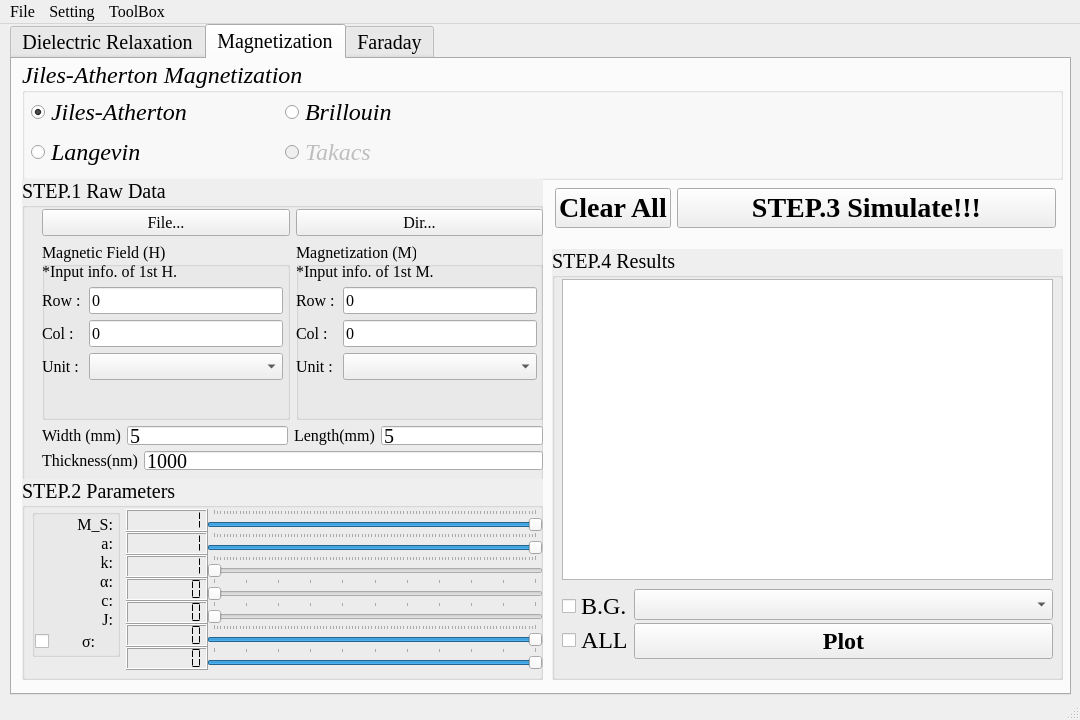
Old version of the form app/ui/simulator_ui.ui in the repository obliviousgarden/DataProcessingPlatform.
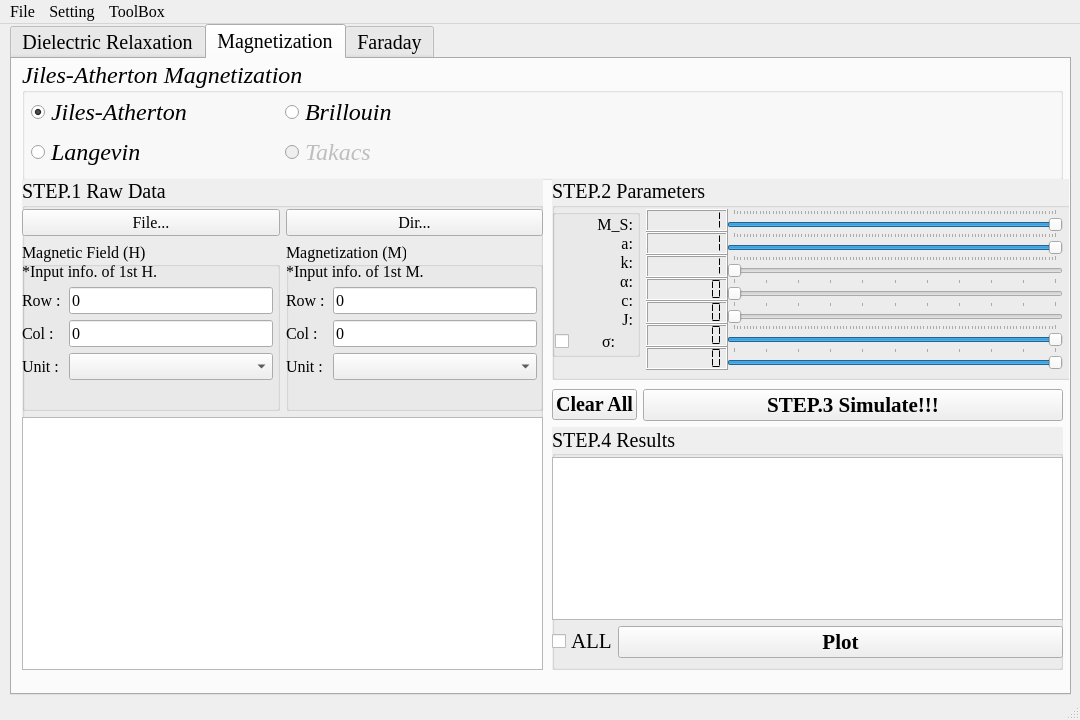
New version of the form. Icons and pictures are not drawn.

What changed in the file:
```diff
--- a/app/ui/simulator_ui.ui
+++ b/app/ui/simulator_ui.ui
@@ -1024,7 +1024,7 @@
         <x>10</x>
         <y>120</y>
         <width>521</width>
-        <height>311</height>
+        <height>491</height>
        </rect>
       </property>
       <property name="font">
@@ -1045,14 +1045,53 @@
       <widget class="QWidget" name="layoutWidget">
        <property name="geometry">
         <rect>
-         <x>20</x>
+         <x>0</x>
          <y>30</y>
-         <width>501</width>
-         <height>261</height>
+         <width>521</width>
+         <height>461</height>
         </rect>
        </property>
-       <layout class="QGridLayout" name="GridLayout_step1_M" rowstretch="0,1,0,0,0" rowminimumheight="0,0,0,0,0">
-        <item row="1" column="0">
+       <layout class="QVBoxLayout" name="verticalLayout_2" stretch="0,2,3">
+        <item>
+         <layout class="QHBoxLayout" name="Layout_step1_M_file">
+          <property name="sizeConstraint">
+           <enum>QLayout::SetDefaultConstraint</enum>
+          </property>
+          <item>
+           <widget class="QPushButton" name="PushButton_step1_M_file">
+            <property name="font">
+             <font>
+              <pointsize>12</pointsize>
+              <stylestrategy>PreferDefault</stylestrategy>
+             </font>
+            </property>
+            <property name="cursor">
+             <cursorShape>PointingHandCursor</cursorShape>
+            </property>
+            <property name="text">
+             <string>File...</string>
+            </property>
+           </widget>
+          </item>
+          <item>
+           <widget class="QPushButton" name="PushButton_step1_M_dir">
+            <property name="font">
+             <font>
+              <pointsize>12</pointsize>
+              <stylestrategy>PreferDefault</stylestrategy>
+             </font>
+            </property>
+            <property name="cursor">
+             <cursorShape>PointingHandCursor</cursorShape>
+            </property>
+            <property name="text">
+             <string>Dir...</string>
+            </property>
+           </widget>
+          </item>
+         </layout>
+        </item>
+        <item>
          <layout class="QHBoxLayout" name="Layout_step1_M_datapos">
           <item>
            <widget class="QGroupBox" name="GroupBox_step1_M_H">
@@ -1069,8 +1108,8 @@
               <rect>
                <x>0</x>
                <y>20</y>
-               <width>241</width>
-               <height>131</height>
+               <width>251</width>
+               <height>141</height>
               </rect>
              </property>
              <layout class="QVBoxLayout" name="VerticalLayout_step1_M_H" stretch="0,1">
@@ -1162,8 +1201,8 @@
               <rect>
                <x>0</x>
                <y>20</y>
-               <width>241</width>
-               <height>131</height>
+               <width>251</width>
+               <height>141</height>
               </rect>
              </property>
              <layout class="QVBoxLayout" name="VerticalLayout_step1_M_M" stretch="0,1">
@@ -1242,144 +1281,21 @@
           </item>
          </layout>
         </item>
-        <item row="0" column="0">
-         <layout class="QHBoxLayout" name="Layout_step1_M_file">
-          <property name="sizeConstraint">
-           <enum>QLayout::SetDefaultConstraint</enum>
+        <item>
+         <widget class="QTableView" name="TableView_file_M">
+          <property name="font">
+           <font>
+            <family>Times New Roman</family>
+            <pointsize>12</pointsize>
+           </font>
           </property>
-          <item>
-           <widget class="QPushButton" name="PushButton_step1_M_file">
-            <property name="font">
-             <font>
-              <pointsize>12</pointsize>
-              <stylestrategy>PreferDefault</stylestrategy>
-             </font>
-            </property>
-            <property name="cursor">
-             <cursorShape>PointingHandCursor</cursorShape>
-            </property>
-            <property name="text">
-             <string>File...</string>
-            </property>
-           </widget>
-          </item>
-          <item>
-           <widget class="QPushButton" name="PushButton_step1_M_dir">
-            <property name="font">
-             <font>
-              <pointsize>12</pointsize>
-              <stylestrategy>PreferDefault</stylestrategy>
-             </font>
-            </property>
-            <property name="cursor">
-             <cursorShape>PointingHandCursor</cursorShape>
-            </property>
-            <property name="text">
-             <string>Dir...</string>
-            </property>
-           </widget>
-          </item>
-         </layout>
-        </item>
-        <item row="3" column="0">
-         <layout class="QHBoxLayout" name="HorizontalLayout_step1_M_size">
-          <item>
-           <layout class="QFormLayout" name="FormLayout_step1_M_width">
-            <property name="rowWrapPolicy">
-             <enum>QFormLayout::DontWrapRows</enum>
-            </property>
-            <item row="0" column="0">
-             <widget class="QLabel" name="Label_step1_M_width">
-              <property name="sizePolicy">
-               <sizepolicy hsizetype="Preferred" vsizetype="Preferred">
-                <horstretch>0</horstretch>
-                <verstretch>0</verstretch>
-               </sizepolicy>
-              </property>
-              <property name="font">
-               <font>
-                <pointsize>12</pointsize>
-               </font>
-              </property>
-              <property name="text">
-               <string>Width (mm)</string>
-              </property>
-             </widget>
-            </item>
-            <item row="0" column="1">
-             <widget class="QLineEdit" name="LineEdit_step1_M_width">
-              <property name="sizePolicy">
-               <sizepolicy hsizetype="Expanding" vsizetype="Ignored">
-                <horstretch>0</horstretch>
-                <verstretch>0</verstretch>
-               </sizepolicy>
-              </property>
-              <property name="text">
-               <string>5</string>
-              </property>
-             </widget>
-            </item>
-           </layout>
-          </item>
-          <item>
-           <layout class="QFormLayout" name="FormLayout_step1_M_length">
-            <item row="0" column="0">
-             <widget class="QLabel" name="Label_step1_M_length">
-              <property name="font">
-               <font>
-                <pointsize>12</pointsize>
-               </font>
-              </property>
-              <property name="text">
-               <string>Length(mm)</string>
-              </property>
-             </widget>
-            </item>
-            <item row="0" column="1">
-             <widget class="QLineEdit" name="LineEdit_step1_M_length">
-              <property name="sizePolicy">
-               <sizepolicy hsizetype="Expanding" vsizetype="Ignored">
-                <horstretch>0</horstretch>
-                <verstretch>0</verstretch>
-               </sizepolicy>
-              </property>
-              <property name="text">
-               <string>5</string>
-              </property>
-             </widget>
-            </item>
-           </layout>
-          </item>
-         </layout>
-        </item>
-        <item row="4" column="0">
-         <layout class="QFormLayout" name="FormLayout_step1_M_thickness">
-          <item row="0" column="0">
-           <widget class="QLabel" name="Label_step1_M_thickness">
-            <property name="font">
-             <font>
-              <pointsize>12</pointsize>
-             </font>
-            </property>
-            <property name="text">
-             <string>Thickness(nm)</string>
-            </property>
-           </widget>
-          </item>
-          <item row="0" column="1">
-           <widget class="QLineEdit" name="LineEdit_step1_M_thickness">
-            <property name="sizePolicy">
-             <sizepolicy hsizetype="Expanding" vsizetype="Ignored">
-              <horstretch>0</horstretch>
-              <verstretch>0</verstretch>
-             </sizepolicy>
-            </property>
-            <property name="text">
-             <string>1000</string>
-            </property>
-           </widget>
-          </item>
-         </layout>
+          <attribute name="horizontalHeaderCascadingSectionResizes">
+           <bool>false</bool>
+          </attribute>
+          <attribute name="horizontalHeaderStretchLastSection">
+           <bool>true</bool>
+          </attribute>
+         </widget>
         </item>
        </layout>
       </widget>
@@ -1387,8 +1303,8 @@
      <widget class="QGroupBox" name="GroupBox_step2_M">
       <property name="geometry">
        <rect>
-        <x>10</x>
-        <y>420</y>
+        <x>540</x>
+        <y>120</y>
         <width>521</width>
         <height>201</height>
        </rect>
@@ -1408,7 +1324,7 @@
       <widget class="QWidget" name="formLayoutWidget_3">
        <property name="geometry">
         <rect>
-         <x>10</x>
+         <x>0</x>
          <y>30</y>
          <width>511</width>
          <height>165</height>
@@ -2009,166 +1925,155 @@
        </layout>
       </widget>
      </widget>
-     <widget class="QGroupBox" name="GroupBox_step4_M">
+     <widget class="QWidget" name="verticalLayoutWidget_4">
       <property name="geometry">
        <rect>
         <x>540</x>
-        <y>190</y>
+        <y>330</y>
         <width>511</width>
-        <height>431</height>
+        <height>281</height>
        </rect>
       </property>
-      <property name="font">
-       <font>
-        <pointsize>15</pointsize>
-        <stylestrategy>PreferDefault</stylestrategy>
-       </font>
-      </property>
-      <property name="autoFillBackground">
-       <bool>true</bool>
-      </property>
-      <property name="title">
-       <string>STEP.4 Results</string>
-      </property>
-      <widget class="QListView" name="ListView_results_M">
-       <property name="geometry">
-        <rect>
-         <x>10</x>
-         <y>30</y>
-         <width>491</width>
-         <height>301</height>
-        </rect>
-       </property>
-      </widget>
-      <widget class="QWidget" name="layoutWidget_2">
-       <property name="geometry">
-        <rect>
-         <x>10</x>
-         <y>340</y>
-         <width>491</width>
-         <height>84</height>
-        </rect>
-       </property>
-       <layout class="QFormLayout" name="FormLayout_results_M">
-        <property name="horizontalSpacing">
-         <number>0</number>
-        </property>
-        <property name="verticalSpacing">
-         <number>0</number>
-        </property>
-        <item row="0" column="0">
-         <widget class="QCheckBox" name="CheckBox_bg_results_M">
-          <property name="font">
-           <font>
-            <pointsize>18</pointsize>
-           </font>
-          </property>
-          <property name="text">
-           <string>B.G.</string>
-          </property>
-         </widget>
-        </item>
-        <item row="0" column="1">
-         <widget class="QComboBox" name="ComboBox_bg_results_M"/>
-        </item>
-        <item row="1" column="0">
-         <widget class="QCheckBox" name="CheckBox_All_results_M">
-          <property name="font">
-           <font>
-            <pointsize>18</pointsize>
-            <stylestrategy>PreferDefault</stylestrategy>
-           </font>
-          </property>
-          <property name="text">
-           <string>ALL</string>
-          </property>
-         </widget>
-        </item>
-        <item row="1" column="1">
-         <widget class="QPushButton" name="PushButton_plot_M">
-          <property name="font">
-           <font>
-            <pointsize>18</pointsize>
-            <weight>75</weight>
-            <bold>true</bold>
-            <stylestrategy>PreferDefault</stylestrategy>
-           </font>
-          </property>
-          <property name="cursor">
-           <cursorShape>PointingHandCursor</cursorShape>
-          </property>
-          <property name="text">
-           <string>Plot</string>
-          </property>
-         </widget>
-        </item>
-       </layout>
-      </widget>
-     </widget>
-     <widget class="QWidget" name="formLayoutWidget_4">
-      <property name="geometry">
-       <rect>
-        <x>543</x>
-        <y>129</y>
-        <width>501</width>
-        <height>51</height>
-       </rect>
-      </property>
-      <layout class="QFormLayout" name="FormLayout_step3_M">
-       <item row="0" column="1">
-        <widget class="QPushButton" name="PushButton_simulate_M">
-         <property name="font">
-          <font>
-           <pointsize>21</pointsize>
-           <weight>75</weight>
-           <italic>false</italic>
-           <bold>true</bold>
-           <stylestrategy>PreferDefault</stylestrategy>
-          </font>
-         </property>
-         <property name="cursor">
-          <cursorShape>PointingHandCursor</cursorShape>
-         </property>
-         <property name="text">
-          <string>STEP.3 Simulate!!!</string>
-         </property>
-         <property name="autoDefault">
-          <bool>false</bool>
-         </property>
-         <property name="default">
-          <bool>false</bool>
-         </property>
-         <property name="flat">
-          <bool>false</bool>
-         </property>
-        </widget>
+      <layout class="QVBoxLayout" name="Layout_step34_M" stretch="0,4">
+       <item>
+        <layout class="QFormLayout" name="FormLayout_step3_M">
+         <item row="0" column="1">
+          <widget class="QPushButton" name="PushButton_simulate_M">
+           <property name="font">
+            <font>
+             <pointsize>16</pointsize>
+             <weight>75</weight>
+             <italic>false</italic>
+             <bold>true</bold>
+             <stylestrategy>PreferDefault</stylestrategy>
+            </font>
+           </property>
+           <property name="cursor">
+            <cursorShape>PointingHandCursor</cursorShape>
+           </property>
+           <property name="text">
+            <string>STEP.3 Simulate!!!</string>
+           </property>
+           <property name="autoDefault">
+            <bool>false</bool>
+           </property>
+           <property name="default">
+            <bool>false</bool>
+           </property>
+           <property name="flat">
+            <bool>false</bool>
+           </property>
+          </widget>
+         </item>
+         <item row="0" column="0">
+          <widget class="QPushButton" name="PushButton_clearall_M">
+           <property name="font">
+            <font>
+             <pointsize>15</pointsize>
+             <weight>75</weight>
+             <italic>false</italic>
+             <bold>true</bold>
+             <stylestrategy>PreferDefault</stylestrategy>
+            </font>
+           </property>
+           <property name="cursor">
+            <cursorShape>PointingHandCursor</cursorShape>
+           </property>
+           <property name="text">
+            <string>Clear All</string>
+           </property>
+           <property name="autoDefault">
+            <bool>false</bool>
+           </property>
+           <property name="default">
+            <bool>false</bool>
+           </property>
+           <property name="flat">
+            <bool>false</bool>
+           </property>
+          </widget>
+         </item>
+        </layout>
        </item>
-       <item row="0" column="0">
-        <widget class="QPushButton" name="PushButton_clearall_M">
+       <item>
+        <widget class="QGroupBox" name="GroupBox_step4_M">
+         <property name="sizePolicy">
+          <sizepolicy hsizetype="Preferred" vsizetype="Preferred">
+           <horstretch>0</horstretch>
+           <verstretch>0</verstretch>
+          </sizepolicy>
+         </property>
          <property name="font">
           <font>
-           <pointsize>21</pointsize>
-           <weight>75</weight>
-           <italic>false</italic>
-           <bold>true</bold>
+           <pointsize>15</pointsize>
            <stylestrategy>PreferDefault</stylestrategy>
           </font>
          </property>
-         <property name="cursor">
-          <cursorShape>PointingHandCursor</cursorShape>
+         <property name="autoFillBackground">
+          <bool>true</bool>
          </property>
-         <property name="text">
-          <string>Clear All</string>
+         <property name="title">
+          <string>STEP.4 Results</string>
          </property>
-         <property name="autoDefault">
-          <bool>false</bool>
+         <property name="alignment">
+          <set>Qt::AlignLeading|Qt::AlignLeft|Qt::AlignVCenter</set>
          </property>
-         <property name="default">
-          <bool>false</bool>
-         </property>
-         <property name="flat">
-          <bool>false</bool>
-         </property>
+         <widget class="QWidget" name="verticalLayoutWidget_6">
+          <property name="geometry">
+           <rect>
+            <x>0</x>
+            <y>30</y>
+            <width>511</width>
+            <height>201</height>
+           </rect>
+          </property>
+          <layout class="QVBoxLayout" name="Layout_step4_M" stretch="0,0">
+           <item>
+            <widget class="QListView" name="ListView_results_M"/>
+           </item>
+           <item>
+            <layout class="QFormLayout" name="FormLayout_results_M">
+             <property name="horizontalSpacing">
+              <number>0</number>
+             </property>
+             <property name="verticalSpacing">
+              <number>0</number>
+             </property>
+             <item row="0" column="0">
+              <widget class="QCheckBox" name="CheckBox_All_results_M">
+               <property name="font">
+                <font>
+                 <pointsize>16</pointsize>
+                 <stylestrategy>PreferDefault</stylestrategy>
+                </font>
+               </property>
+               <property name="text">
+                <string>ALL</string>
+               </property>
+              </widget>
+             </item>
+             <item row="0" column="1">
+              <widget class="QPushButton" name="PushButton_plot_M">
+               <property name="font">
+                <font>
+                 <pointsize>16</pointsize>
+                 <weight>75</weight>
+                 <bold>true</bold>
+                 <stylestrategy>PreferDefault</stylestrategy>
+                </font>
+               </property>
+               <property name="cursor">
+                <cursorShape>PointingHandCursor</cursorShape>
+               </property>
+               <property name="text">
+                <string>Plot</string>
+               </property>
+              </widget>
+             </item>
+            </layout>
+           </item>
+          </layout>
+         </widget>
         </widget>
        </item>
       </layout>
```
